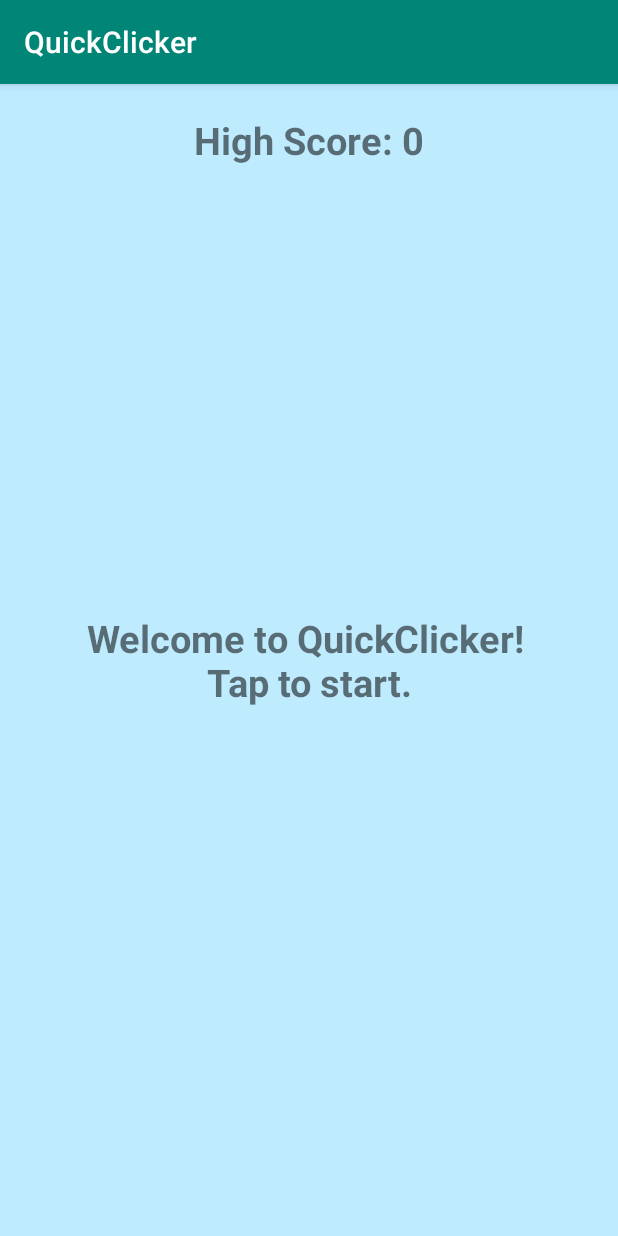
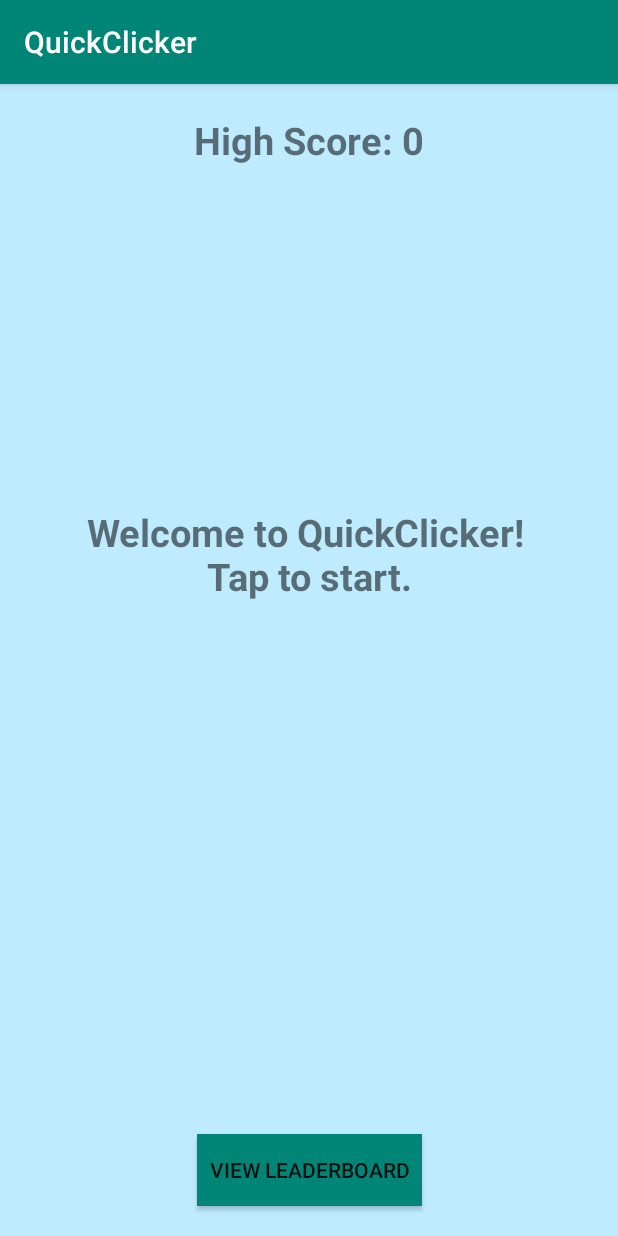
Before and after one commit to eamonrw/QuickClicker, an Android app: the screen it shows after launch (MainActivity), on a phone screen of 412 x 824 dp. Run offline under Robolectric (Android 15) with nearby library versions, the phone set to English and light mode, and no system bars.

Commit message:
Full fragment implementation. Game finished and leaderboard ready to receive data from server, once the server is implemented

```diff
--- a/app/build.gradle
+++ b/app/build.gradle
@@ -23,7 +23,10 @@ dependencies {
     implementation fileTree(dir: 'libs', include: ['*.jar'])
     implementation 'androidx.appcompat:appcompat:1.0.2'
     implementation 'androidx.constraintlayout:constraintlayout:1.1.3'
+    implementation 'androidx.legacy:legacy-support-v4:1.0.0'
     testImplementation 'junit:junit:4.12'
     androidTestImplementation 'androidx.test.ext:junit:1.1.0'
     androidTestImplementation 'androidx.test.espresso:espresso-core:3.1.1'
+    def fragment_version = "1.2.5"
+    implementation "androidx.fragment:fragment:$fragment_version"
 }
--- /dev/null
+++ b/app/src/main/java/com/weingoldeamon/quickclicker/GameFragment.java
@@ -0,0 +1,70 @@
+package com.weingoldeamon.quickclicker;
+
+import android.os.Bundle;
+import android.os.CountDownTimer;
+import android.view.LayoutInflater;
+import android.view.View;
+import android.view.ViewGroup;
+import android.widget.TextView;
+
+import androidx.core.content.res.ResourcesCompat;
+import androidx.fragment.app.Fragment;
+
+import java.util.ArrayList;
+
+public class GameFragment extends Fragment {
+
+    int status = 0;
+    long cur_time;
+    TextView infoText;
+    CountDownTimer waitTimer;
+    ArrayList<Double> scoreData = new ArrayList<>();
+
+    public GameFragment() { }
+    @Override
+    public View onCreateView(LayoutInflater inflater, ViewGroup container, Bundle savedInstanceState) {
+        View view = inflater.inflate(R.layout.fragment_game, container, false);
+
+        infoText = view.findViewById(R.id.info_text);
+
+        view.setOnClickListener(new View.OnClickListener() {
+            @Override
+            public void onClick(final View screen) {
+                if(status == 0) {
+                    screen.setBackgroundColor(ResourcesCompat.getColor(getResources(), R.color.colorWait, null));
+                    infoText.setText("Tap when the screen turns green.");
+                    cur_time = System.currentTimeMillis();
+                    waitTimer = new CountDownTimer((long)(Math.random() * 6000 + 3000), 1000) {
+                        public void onFinish() {
+                            screen.setBackgroundColor(ResourcesCompat.getColor(getResources(), R.color.colorGo, null));
+                            infoText.setText("Tap now!");
+                            status = 2;
+                            cur_time = System.currentTimeMillis();
+                        }
+
+                        public void onTick(long millisUntilFinished) {
+                        }
+                    }.start();
+                    status = 1;
+                }
+
+                else if(status == 1) {
+                    screen.setBackgroundColor(ResourcesCompat.getColor(getResources(), R.color.colorStart, null));
+                    infoText.setText("Don't tap before the screen turns green! Tap again to replay.");
+                    status = 0;
+                    waitTimer.cancel();
+                }
+
+                else {
+                    double reactionTime = (System.currentTimeMillis() - cur_time)/1000.0;
+                    scoreData.add(reactionTime);
+                    screen.setBackgroundColor(ResourcesCompat.getColor(getResources(), R.color.colorStart, null));
+                    infoText.setText("You tapped in " + String.format("%.3f", reactionTime) + " seconds. Tap again to replay.");
+                    status = 0;
+                }
+            }
+        });
+
+        return view;
+    }
+}
--- /dev/null
+++ b/app/src/main/java/com/weingoldeamon/quickclicker/LeaderboardFragment.java
@@ -0,0 +1,60 @@
+package com.weingoldeamon.quickclicker;
+
+import android.os.Bundle;
+import android.view.LayoutInflater;
+import android.view.View;
+import android.view.ViewGroup;
+import android.widget.ArrayAdapter;
+import android.widget.Button;
+import android.widget.ListView;
+
+import androidx.fragment.app.Fragment;
+
+import java.util.ArrayList;
+
+public class LeaderboardFragment extends Fragment {
+
+    String[] scores = new String[10];
+    ArrayList<Double> scoreData;
+    ArrayAdapter scoreAdapter;
+    ListView scoreList;
+    Button clearButton;
+
+    public LeaderboardFragment() { }
+    @Override
+    public View onCreateView(LayoutInflater inflater, ViewGroup container, Bundle savedInstanceState) {
+        View view = inflater.inflate(R.layout.fragment_leaderboard, container, false);
+
+        /*Bundle extras = getIntent().getExtras();
+        if (extras != null) {
+            scoreData = (ArrayList<Double>)(extras.get("scoreData"));
+        }*/
+
+        for(int i = 0; i < 10; i++)
+            scores[i] = "-- seconds";
+
+        /*Collections.sort(scoreData);
+        int num = 10;
+        if(scoreData.size() < num)
+            num = scoreData.size();
+        for(int i = 0; i < num; i++) {
+            scores[i] = String.format("%.3f", scoreData.get(i)) + " seconds";
+        }*/
+
+        scoreAdapter = new ArrayAdapter<>(getContext(), R.layout.list_item, scores);
+        scoreList = view.findViewById(R.id.score_list);
+        scoreList.setAdapter(scoreAdapter);
+        clearButton = view.findViewById(R.id.clear_button);
+
+        clearButton.setOnClickListener(new View.OnClickListener() {
+            @Override
+            public void onClick(View v) {
+                for(int i = 0; i < 10; i++)
+                    scores[i] = "-- seconds";
+                scoreAdapter.notifyDataSetChanged();
+            }
+        });
+
+        return view;
+    }
+}
--- a/app/src/main/res/layout/activity_main.xml
+++ b/app/src/main/res/layout/activity_main.xml
@@ -4,34 +4,29 @@
     xmlns:tools="http://schemas.android.com/tools"
     android:layout_width="match_parent"
     android:layout_height="match_parent"
-    android:background="@color/colorStart"
-    android:onClick="screenTap"
+
     tools:context=".MainActivity">
 
-    <TextView
-        android:id="@+id/info_text"
-        android:layout_width="wrap_content"
+    <androidx.fragment.app.FragmentContainerView
+        android:id="@+id/fragment_container"
+        android:layout_width="match_parent"
+        android:layout_height="match_parent"
+        android:name="com.weingoldeamon.quickclicker.GameFragment"
+        >
+
+    </androidx.fragment.app.FragmentContainerView>
+
+    <Button
+        android:id="@+id/nav_button"
+        android:layout_width="150dp"
         android:layout_height="wrap_content"
-        android:text="Welcome to QuickClicker! \nTap to start."
-        android:textAlignment="center"
-        android:textSize="25sp"
-        android:textStyle="bold"
-        app:layout_constraintBottom_toBottomOf="parent"
+        android:text="View Leaderboard"
         app:layout_constraintLeft_toLeftOf="parent"
         app:layout_constraintRight_toRightOf="parent"
-        app:layout_constraintTop_toTopOf="parent" />
-
-    <TextView
-        android:id="@+id/score_text"
-        android:layout_width="wrap_content"
-        android:layout_height="wrap_content"
-        android:text="High Score: 0"
-        android:textSize="25sp"
-        android:textStyle="bold"
-        app:layout_constraintTop_toTopOf="parent"
-        app:layout_constraintLeft_toLeftOf="parent"
-        app:layout_constraintRight_toRightOf="parent"
-        android:layout_marginTop="20dp"
+        app:layout_constraintBottom_toBottomOf="parent"
+        android:layout_marginBottom="20dp"
+        android:background="@color/colorPrimary"
+        android:onClick="changeFragment"
         />
 
 </androidx.constraintlayout.widget.ConstraintLayout>
--- /dev/null
+++ b/app/src/main/res/layout/fragment_game.xml
@@ -0,0 +1,37 @@
+<?xml version="1.0" encoding="utf-8"?>
+<androidx.constraintlayout.widget.ConstraintLayout xmlns:android="http://schemas.android.com/apk/res/android"
+    xmlns:app="http://schemas.android.com/apk/res-auto"
+    xmlns:tools="http://schemas.android.com/tools"
+    android:layout_width="match_parent"
+    android:layout_height="match_parent"
+    android:background="@color/colorStart"
+    tools:context=".GameFragment">
+
+    <TextView
+        android:id="@+id/info_text"
+        android:layout_width="wrap_content"
+        android:layout_height="wrap_content"
+        android:text="Welcome to QuickClicker! \nTap to start."
+        android:textAlignment="center"
+        android:textSize="25sp"
+        android:textStyle="bold"
+        app:layout_constraintVertical_bias=".4"
+        app:layout_constraintBottom_toBottomOf="parent"
+        app:layout_constraintLeft_toLeftOf="parent"
+        app:layout_constraintRight_toRightOf="parent"
+        app:layout_constraintTop_toTopOf="parent" />
+
+    <TextView
+        android:id="@+id/score_text"
+        android:layout_width="wrap_content"
+        android:layout_height="wrap_content"
+        android:text="High Score: 0"
+        android:textSize="25sp"
+        android:textStyle="bold"
+        app:layout_constraintTop_toTopOf="parent"
+        app:layout_constraintLeft_toLeftOf="parent"
+        app:layout_constraintRight_toRightOf="parent"
+        android:layout_marginTop="20dp"
+        />
+
+</androidx.constraintlayout.widget.ConstraintLayout>
--- a/app/src/main/res/values/strings.xml
+++ b/app/src/main/res/values/strings.xml
@@ -1,3 +1,4 @@
 <resources>
     <string name="app_name">QuickClicker</string>
+
 </resources>
--- a/build.gradle
+++ b/build.gradle
@@ -7,8 +7,7 @@ buildscript {
 
     }
     dependencies {
-        classpath 'com.android.tools.build:gradle:3.5.3'
-
+        classpath 'com.android.tools.build:gradle:3.5.4'
         // NOTE: Do not place your application dependencies here; they belong
         // in the individual module build.gradle files
     }
```
Also changed, not shown: app/src/main/java/com/weingoldeamon/quickclicker/MainActivity.java (+83 -21 lines), app/src/main/res/layout/fragment_leaderboard.xml (added, +45 -0 lines), app/src/main/res/layout/list_item.xml (added, +8 -0 lines).
